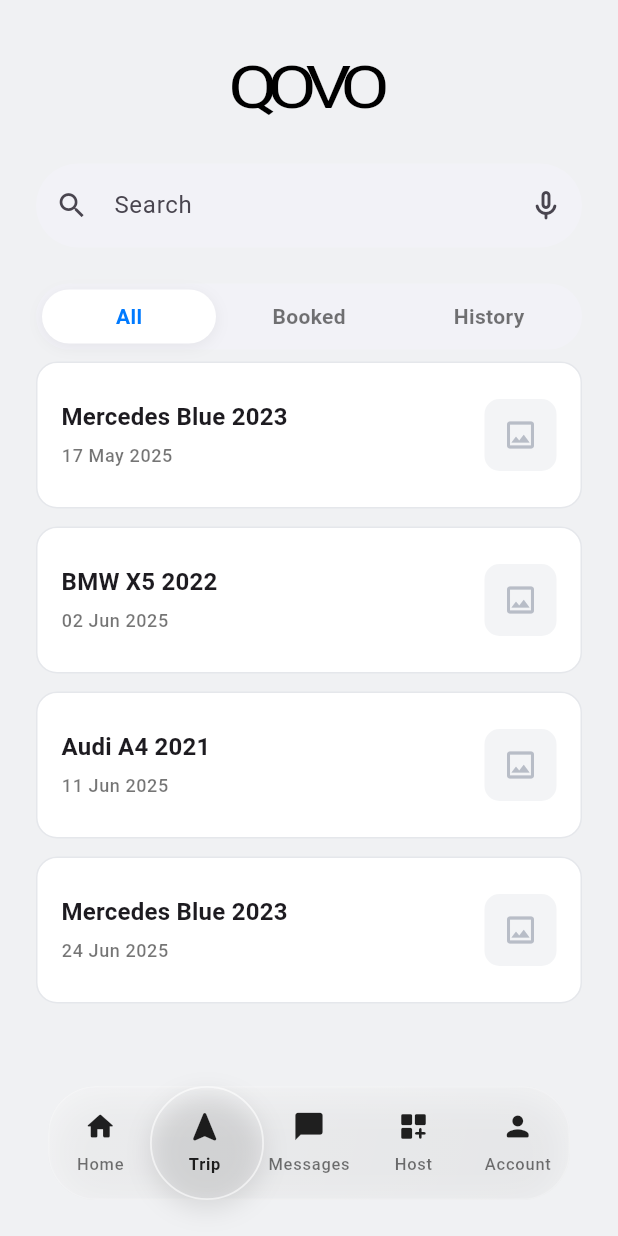
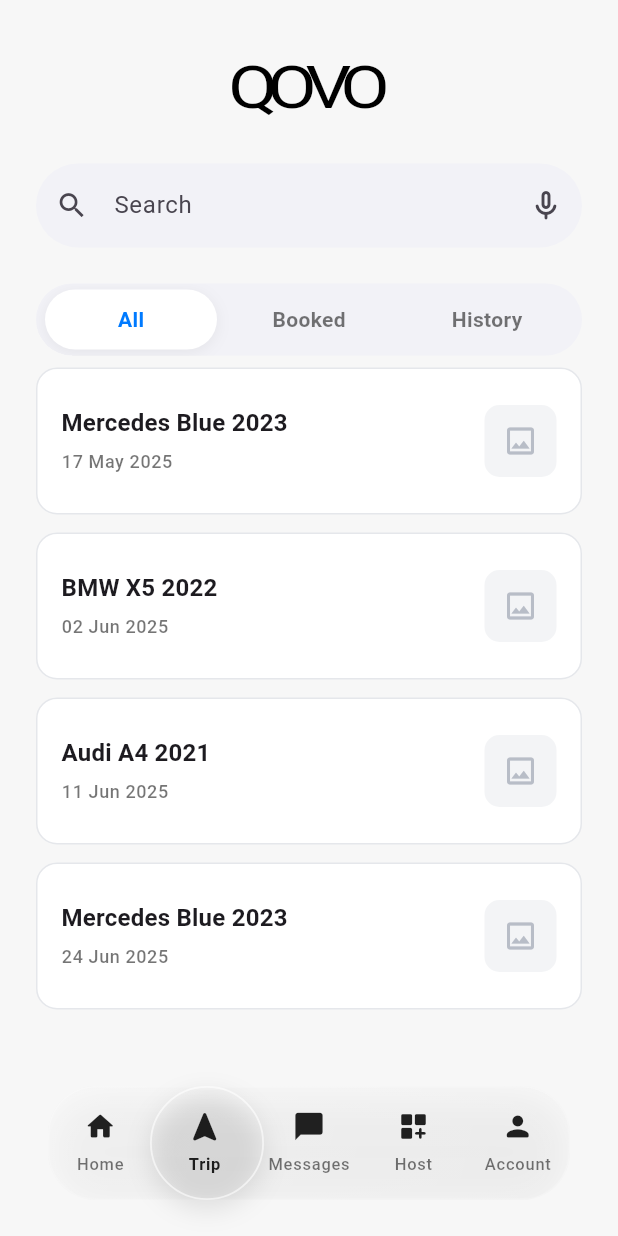
Before and after one commit to G15-ISIS3510-1/Project, a Flutter app: the AppShell screen opened directly, item 2 of the bottom bar chosen, after a tap on "All", on a phone screen of 412 x 824 dp. Run offline on Flutter 3.47's test engine with Material 3 defaults, Android fonts, the phone set to English and light mode, and no system bars; Roboto replaces fonts that are missing (Poppins).

Commit message:
jc views finished

```diff
--- a/flutter_app/lib/Home/app_shell.dart
+++ b/flutter_app/lib/Home/app_shell.dart
@@ -1,4 +1,5 @@
 import 'package:flutter/material.dart';
+import 'package:flutter_app/Home/host_view.dart';
 import 'package:flutter_app/Home/widgets/bottom_bar.dart';
 import 'package:flutter_app/Home/home_view.dart';
 import 'package:flutter_app/Home/trips_view.dart';
@@ -22,7 +23,7 @@
     HomeView(),
     TripsView(),
     MessagesView(),
-    _Stub('Host'),
+    HostView(),
     _Stub('Account'),
   ];
 
--- /dev/null
+++ b/flutter_app/lib/Home/host_view.dart
@@ -0,0 +1,89 @@
+import 'package:flutter/material.dart';
+
+class HostView extends StatefulWidget {
+  const HostView({super.key});
+  @override
+  State<HostView> createState() => _HostViewState();
+}
+
+class _HostViewState extends State<HostView> {
+  final _c = List.generate(4, (_) => TextEditingController());
+  final _f = List.generate(4, (_) => FocusNode());
+  String get _pin => _c.map((e) => e.text).join();
+  void _onChanged(int i, String value) {
+    if (value.length > 1) {
+      _c[i].text = value.characters.last;
+      _c[i].selection = TextSelection.collapsed(offset: 1);
+    }
+    if (value.isNotEmpty && i < 3) {
+      _f[i + 1].requestFocus();
+    }
+    setState(() {});
+  }
+
+  void _submit() {
+    debugPrint('PIN ingresado: $_pin');
+  }
+
+  @override
+  Widget build(BuildContext context) {
+    final bottomInset = MediaQuery.of(context).padding.bottom;
+    return SafeArea(
+      child: ListView(
+        padding: EdgeInsets.fromLTRB(32, 32, 32, 76 + 12 + bottomInset + 8),
+        children: [
+          Center(
+            child: Text(
+              'QOVO',
+              style: const TextStyle(
+                fontSize: 48,
+                fontWeight: FontWeight.w400,
+                letterSpacing: -7,
+              ),
+            ),
+          ),
+          const SizedBox(height: 48),
+          const Text(
+            'Host PIN',
+            style: TextStyle(fontSize: 18, fontWeight: FontWeight.w700),
+          ),
+          const SizedBox(height: 16),
+          Row(
+            mainAxisAlignment: MainAxisAlignment.spaceBetween,
+            children: List.generate(4, (i) {
+              return SizedBox(
+                width: 64,
+                child: TextField(
+                  controller: _c[i],
+                  focusNode: _f[i],
+                  onChanged: (v) => _onChanged(i, v),
+                  textAlign: TextAlign.center,
+                  keyboardType: TextInputType.number,
+                  maxLength: 1,
+                  decoration: InputDecoration(
+                    counterText: '',
+                    border: OutlineInputBorder(
+                      borderRadius: BorderRadius.circular(10),
+                    ),
+                  ),
+                ),
+              );
+            }),
+          ),
+          const SizedBox(height: 32),
+          SizedBox(
+            height: 48,
+            child: ElevatedButton(
+              onPressed: _pin.length == 4 ? _submit : null,
+              style: ElevatedButton.styleFrom(
+                backgroundColor: Colors.black,
+                foregroundColor: Colors.white,
+              ),
+              child: const Text('Enter'),
+            ),
+          ),
+        ],
+      ),
+    );
+  }
+}
--- a/flutter_app/lib/Home/messages_view.dart
+++ b/flutter_app/lib/Home/messages_view.dart
@@ -96,7 +96,11 @@
             padding: const EdgeInsets.symmetric(horizontal: _p24),
             sliver: SliverList.separated(
               itemCount: _items.length,
-              separatorBuilder: (_, __) => const SizedBox(height: 12),
+              separatorBuilder: (_, __) => const Divider(
+                height: 0.8, // 👈 mínimo
+                thickness: 0.8,
+                color: Color(0xFFFAFAFA), // 👈 stroke sutil entre cards
+              ),
               itemBuilder: (_, i) => MessageCard(item: _items[i]),
             ),
           ),
@@ -134,64 +138,49 @@
   Widget build(BuildContext context) {
     final text = Theme.of(context).textTheme;
 
-    return Container(
-      decoration: BoxDecoration(
-        color: Colors.white,
-        borderRadius: BorderRadius.circular(14),
-        border: Border.all(color: const Color(0xFFE5E7EB)),
-      ),
+    return InkWell(
+      onTap: () {},
       child: Padding(
-        padding: const EdgeInsets.symmetric(horizontal: 12, vertical: 10),
+        // 👇 más padding arriba/abajo
+        padding: const EdgeInsets.symmetric(horizontal: 4, vertical: 16),
         child: Row(
+          crossAxisAlignment: CrossAxisAlignment.center,
           children: [
-            // Avatar placeholder
+            // Avatar redondo
             Container(
-              width: 48,
-              height: 48,
-              decoration: BoxDecoration(
-                color: const Color(0xFFF3F4F6),
-                borderRadius: BorderRadius.circular(10),
+              width: 52,
+              height: 52,
+              decoration: const BoxDecoration(
+                color: Color(0xFFF3F4F6),
+                shape: BoxShape.circle, // 👈 redondo
               ),
               child: const Icon(Icons.image_outlined, color: Color(0xFFB8BDC7)),
             ),
-            const SizedBox(width: 12),
+            const SizedBox(width: 14),
 
             // Name + preview
             Expanded(
               child: Column(
                 crossAxisAlignment: CrossAxisAlignment.start,
                 children: [
-                  // name + time
-                  Row(
-                    children: [
-                      Expanded(
-                        child: Text(
+                  Text(
                     item.name,
                     maxLines: 1,
                     overflow: TextOverflow.ellipsis,
                     style: text.titleMedium?.copyWith(
+                      fontSize: 18,
                       fontWeight: FontWeight.w700,
                       color: Colors.black87,
                     ),
                   ),
-                      ),
-                      const SizedBox(width: 8),
-                      Text(
-                        item.time,
-                        style: text.bodySmall?.copyWith(
-                          color: Colors.black45,
-                          fontWeight: FontWeight.w600,
-                        ),
-                      ),
-                    ],
-                  ),
-                  const SizedBox(height: 4),
+                  const SizedBox(height: 6),
                   Text(
                     item.preview,
                     maxLines: 1,
                     overflow: TextOverflow.ellipsis,
                     style: text.bodyMedium?.copyWith(
-                      color: Colors.black45,
+                      fontSize: 15,
+                      color: Colors.black54,
                       fontWeight: FontWeight.w500,
                     ),
                   ),
@@ -201,17 +190,32 @@
 
             const SizedBox(width: 12),
 
-            // Unread badge (si > 0)
+            // Hora + badge
+            Column(
+              mainAxisSize: MainAxisSize.min,
+              children: [
+                Text(
+                  item.time,
+                  style: text.bodySmall?.copyWith(
+                    fontSize: 13,
+                    color: Colors.black45,
+                    fontWeight: FontWeight.w600,
+                  ),
+                ),
+                const SizedBox(height: 8),
                 if (item.unread > 0)
                   Container(
-                padding: const EdgeInsets.symmetric(horizontal: 8, vertical: 6),
-                decoration: BoxDecoration(
-                  color: const Color(0xFF007AFF),
-                  borderRadius: BorderRadius.circular(999),
+                    width: 26,
+                    height: 26,
+                    decoration: const BoxDecoration(
+                      color: Color(0xFF007AFF),
+                      shape: BoxShape.circle,
                     ),
+                    alignment: Alignment.center,
                     child: Text(
                       '${item.unread}',
                       style: text.labelMedium?.copyWith(
+                        fontSize: 13,
                         color: Colors.white,
                         fontWeight: FontWeight.w800,
                       ),
@@ -219,6 +223,8 @@
                   ),
               ],
             ),
+          ],
+        ),
       ),
     );
   }
--- a/flutter_app/lib/Home/widgets/tab_navigation.dart
+++ b/flutter_app/lib/Home/widgets/tab_navigation.dart
@@ -1,5 +1,6 @@
 import 'package:flutter/material.dart';
 import 'package:flutter_app/Home/home_view.dart';
+import 'package:flutter_app/Home/host_view.dart';
 import 'package:flutter_app/Home/trips_view.dart';
 import 'package:flutter_app/Home/messages_view.dart';
 // (luego agregas Messages/Host/Account cuando existan)
@@ -23,7 +24,13 @@
         context,
         MaterialPageRoute(builder: (_) => const MessagesView()),
       );
-    // case 3: Navigator.pushReplacement(... HostView());
+      break;
+    case 3:
+      Navigator.pushReplacement(
+        context,
+        MaterialPageRoute(builder: (_) => const HostView()),
+      );
+      break;
     // case 4: Navigator.pushReplacement(... AccountView());
   }
 }
--- a/flutter_app/lib/Home/widgets/trip_filter.dart
+++ b/flutter_app/lib/Home/widgets/trip_filter.dart
@@ -12,49 +12,102 @@
     required this.onChanged,
   });
 
+  int get _index => switch (value) {
+    TripFilter.all => 0,
+    TripFilter.booked => 1,
+    TripFilter.history => 2,
+  };
+
+  // Mapea 0,1,2 → -1, 0, 1
+  double get _alignX => (_index / 2) * 2 - 1;
+
   @override
   Widget build(BuildContext context) {
     const bg = Color(0xFFF2F2F7);
+    const blue = Color(0xFF007AFF);
+
     return Container(
       padding: const EdgeInsets.all(4),
       decoration: BoxDecoration(
         color: bg,
         borderRadius: BorderRadius.circular(24),
       ),
-      child: Row(
-        children: [
-          Expanded(child: _seg(context, 'All', TripFilter.all)),
-          const SizedBox(width: 4),
-          Expanded(child: _seg(context, 'Booked', TripFilter.booked)),
-          const SizedBox(width: 4),
-          Expanded(child: _seg(context, 'History', TripFilter.history)),
-        ],
+      clipBehavior: Clip.hardEdge, // evita “sangres” fuera del pill
+      child: SizedBox(
+        height: 40,
+        child: Stack(
+          children: [
+            // Indicador deslizante único
+            AnimatedAlign(
+              alignment: Alignment(_alignX, 0),
+              duration: const Duration(milliseconds: 200),
+              curve: Curves.easeOut,
+              child: FractionallySizedBox(
+                widthFactor: 1 / 3, // 3 segmentos
+                heightFactor: 1,
+                child: Container(
+                  margin: const EdgeInsets.symmetric(horizontal: 2),
+                  decoration: BoxDecoration(
+                    color: Colors.white,
+                    borderRadius: BorderRadius.circular(20),
+                    boxShadow: [
+                      BoxShadow(
+                        color: Colors.black.withOpacity(0.06),
+                        blurRadius: 8,
+                        offset: const Offset(0, 2),
+                      ),
+                    ],
+                  ),
+                ),
+              ),
+            ),
+
+            // Filas de botones (sin fondo por item)
+            Row(
+              children: [
+                _SegButton(
+                  label: 'All',
+                  selected: _index == 0,
+                  onTap: () => onChanged(TripFilter.all),
+                ),
+                _SegButton(
+                  label: 'Booked',
+                  selected: _index == 1,
+                  onTap: () => onChanged(TripFilter.booked),
+                ),
+                _SegButton(
+                  label: 'History',
+                  selected: _index == 2,
+                  onTap: () => onChanged(TripFilter.history),
+                ),
+              ],
+            ),
+          ],
+        ),
       ),
     );
   }
+}
 
-  Widget _seg(BuildContext context, String label, TripFilter me) {
-    final selected = value == me;
+class _SegButton extends StatelessWidget {
+  final String label;
+  final bool selected;
+  final VoidCallback onTap;
+  const _SegButton({
+    required this.label,
+    required this.selected,
+    required this.onTap,
+  });
+
+  @override
+  Widget build(BuildContext context) {
     const blue = Color(0xFF007AFF);
-    return GestureDetector(
-      onTap: () => onChanged(me),
-      child: AnimatedContainer(
-        duration: const Duration(milliseconds: 180),
-        curve: Curves.easeOut,
-        padding: const EdgeInsets.symmetric(vertical: 8),
-        decoration: BoxDecoration(
-          color: selected ? Colors.white : Colors.transparent,
-          borderRadius: BorderRadius.circular(20),
-          boxShadow: selected
-              ? [
-                  BoxShadow(
-                    color: Colors.black.withOpacity(0.06),
-                    blurRadius: 8,
-                    offset: const Offset(0, 2),
-                  ),
-                ]
-              : null,
-        ),
+
+    return Expanded(
+      child: InkWell(
+        onTap: onTap,
+        splashColor: Colors.transparent,
+        highlightColor: Colors.transparent,
         child: Center(
           child: Text(
             label,
--- a/flutter_app/lib/main.dart
+++ b/flutter_app/lib/main.dart
@@ -14,7 +14,7 @@
     return MaterialApp(
       title: 'Qovo Login',
       theme: ThemeData(
-        scaffoldBackgroundColor: const Color(0xFFF0F1F3),
+        scaffoldBackgroundColor: const Color.fromARGB(255, 247, 247, 247),
         fontFamily: 'Poppins',
         useMaterial3: true,
       ),
```
Lines whose indentation alone changed are shown as unchanged.
